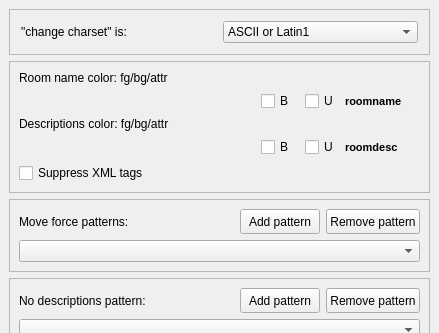
MUME/MMapper, file src/preferences/parserpage.ui: the form before one commit; both pictures show x 0 to 439 and y 0 to 333 of the 439 by 529 pixel window.
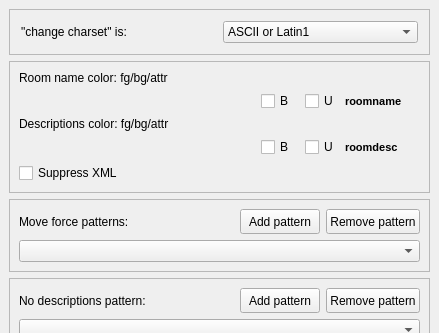
The form after the commit. Custom widgets are drawn as their Qt base class.

Patch:
```diff
--- a/src/preferences/parserpage.ui
+++ b/src/preferences/parserpage.ui
@@ -257,7 +257,7 @@
       <item row="4" column="0">
        <widget class="QCheckBox" name="suppressXmlTagsCheckBox">
         <property name="text">
-         <string>Suppress XML tags</string>
+         <string>Suppress XML</string>
         </property>
        </widget>
       </item>
```
Left out of the diff: 3 changed lines with no effect on the pictures.
